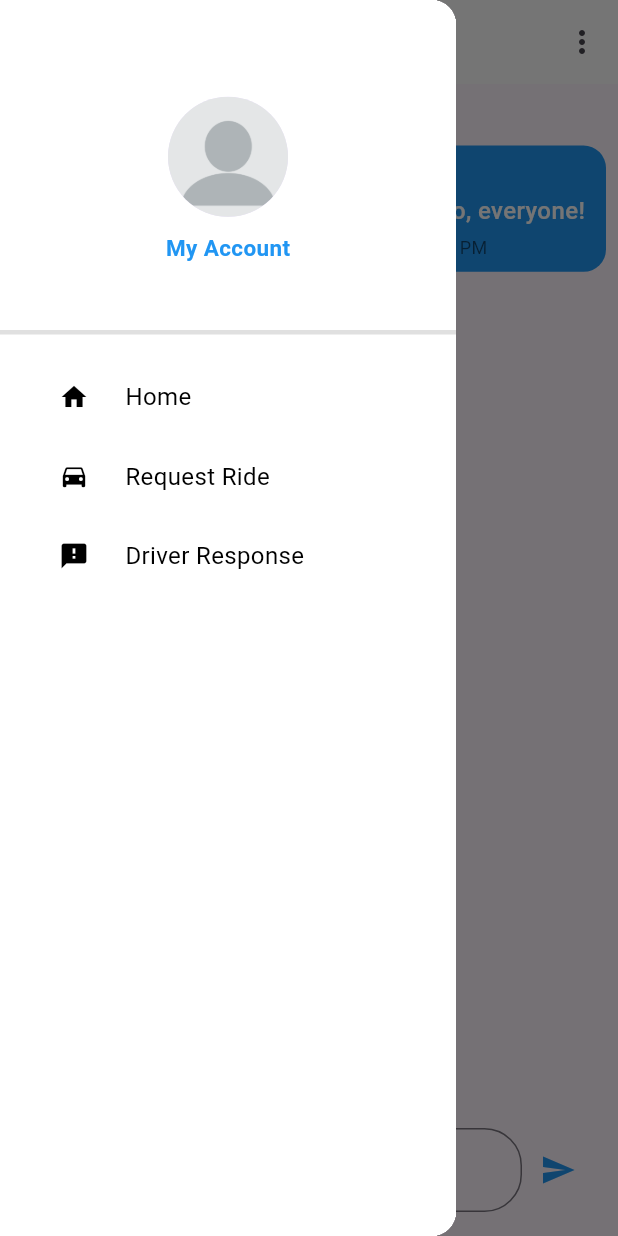
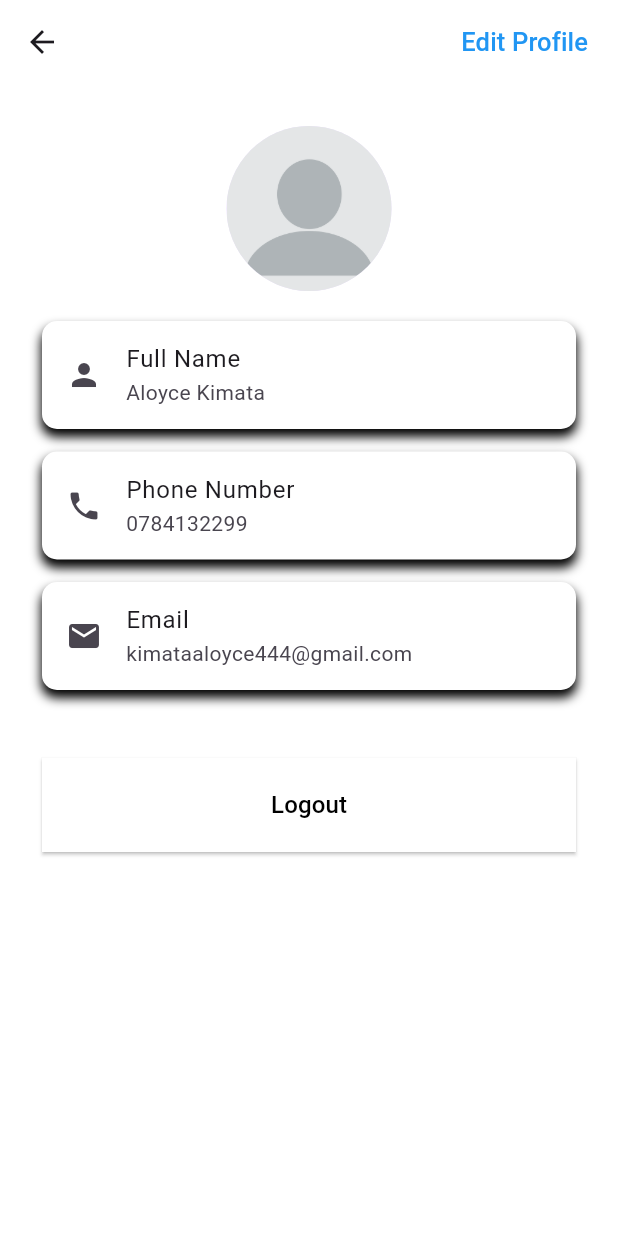
Before and after one commit to iam-kimata/rides_sharing_app, a Flutter app: the HomePage screen opened directly, in the side drawer, after a tap on "My Account", on a phone screen of 412 x 824 dp. Run offline on Flutter 3.47's test engine with Material 3 defaults, Android fonts, the phone set to English and light mode, and no system bars.

Commit message:
pages updates

```diff
--- /dev/null
+++ b/lib/student/account_page.dart
@@ -0,0 +1,103 @@
+import 'package:flutter/material.dart';
+
+class ProfileScreen extends StatelessWidget {
+  final String token;
+
+  const ProfileScreen({super.key, required this.token});
+
+  @override
+  Widget build(BuildContext context) {
+    // Mock user data
+    final userData = {
+      'fullname': 'Aloyce Kimata',
+      'phonenumber': '0784132299',
+      'email': 'kimataaloyce444@gmail.com',
+    };
+
+    return Scaffold(
+      appBar: AppBar(
+        backgroundColor: Colors.white,
+        actions: [
+          TextButton(
+            onPressed: () {
+              // Action for the Edit button
+            },
+            style: TextButton.styleFrom(
+              foregroundColor: Colors.blue,
+              padding: const EdgeInsets.symmetric(horizontal: 20),
+            ),
+            child: const Text(
+              'Edit Profile',
+              style: TextStyle(
+                fontSize: 17,
+              ),
+            ),
+          ),
+        ],
+      ),
+      backgroundColor: Colors.white,
+      body: SingleChildScrollView(
+        child: Container(
+          padding: const EdgeInsets.all(28),
+          child: Column(
+            children: [
+              const CircleAvatar(
+                radius: 55,
+                backgroundImage: AssetImage('lib/images/user.png'),
+              ),
+              const SizedBox(height: 20),
+              itemProfile('Full Name', userData['fullname']!, Icons.person),
+              const SizedBox(height: 15),
+              itemProfile(
+                  'Phone Number', userData['phonenumber']!, Icons.phone),
+              const SizedBox(height: 15),
+              itemProfile('Email', userData['email']!, Icons.mail),
+              const SizedBox(height: 45),
+              SizedBox(
+                width: double.infinity,
+                child: ElevatedButton(
+                  onPressed: () {
+                    // Logout implementation
+                  },
+                  style: ElevatedButton.styleFrom(
+                    padding: const EdgeInsets.all(20),
+                    shape: RoundedRectangleBorder(
+                      borderRadius: BorderRadius.circular(0),
+                    ),
+                    backgroundColor: Colors.white,
+                  ),
+                  child: const Text(
+                    'Logout',
+                    style: TextStyle(color: Colors.black, fontSize: 16),
+                  ),
+                ),
+              ),
+            ],
+          ),
+        ),
+      ),
+    );
+  }
+
+  Widget itemProfile(String title, String subtitle, IconData iconData) {
+    return Container(
+      decoration: BoxDecoration(
+        color: Colors.white,
+        borderRadius: BorderRadius.circular(10),
+        boxShadow: const [
+          BoxShadow(
+            offset: Offset(0, 5),
+            spreadRadius: 0.2,
+            blurRadius: 5,
+          ),
+        ],
+      ),
+      child: ListTile(
+        title: Text(title),
+        subtitle: Text(subtitle),
+        leading: Icon(iconData),
+        tileColor: Colors.white,
+      ),
+    );
+  }
+}
--- a/lib/student/home_page.dart
+++ b/lib/student/home_page.dart
@@ -1,8 +1,9 @@
 import 'package:flutter/material.dart';
 import 'package:rides_sharing_app/student/members.dart';
 import 'package:rides_sharing_app/student/request_ride_page.dart';
+import 'package:rides_sharing_app/student/driver_response_page.dart';
+import 'package:rides_sharing_app/student/account_page.dart';
 
-import 'driver_response_page.dart';
 
 class HomePage extends StatefulWidget {
   const HomePage({super.key});
@@ -375,7 +376,10 @@ class MyHeaderDrawer extends StatelessWidget {
             cursor: SystemMouseCursors.click, // Pointer to a hand
             child: GestureDetector(
               onTap: () {
-                // Handle click on "My Account"
+                Navigator.push(
+                  context,
+                  MaterialPageRoute(builder: (context) => const ProfileScreen(token: '',)),
+                );
               },
               child: const Text(
                 "My Account",
```
Also changed, not shown: lib/student/edit_profile.dart (added, +145 -0 lines).
